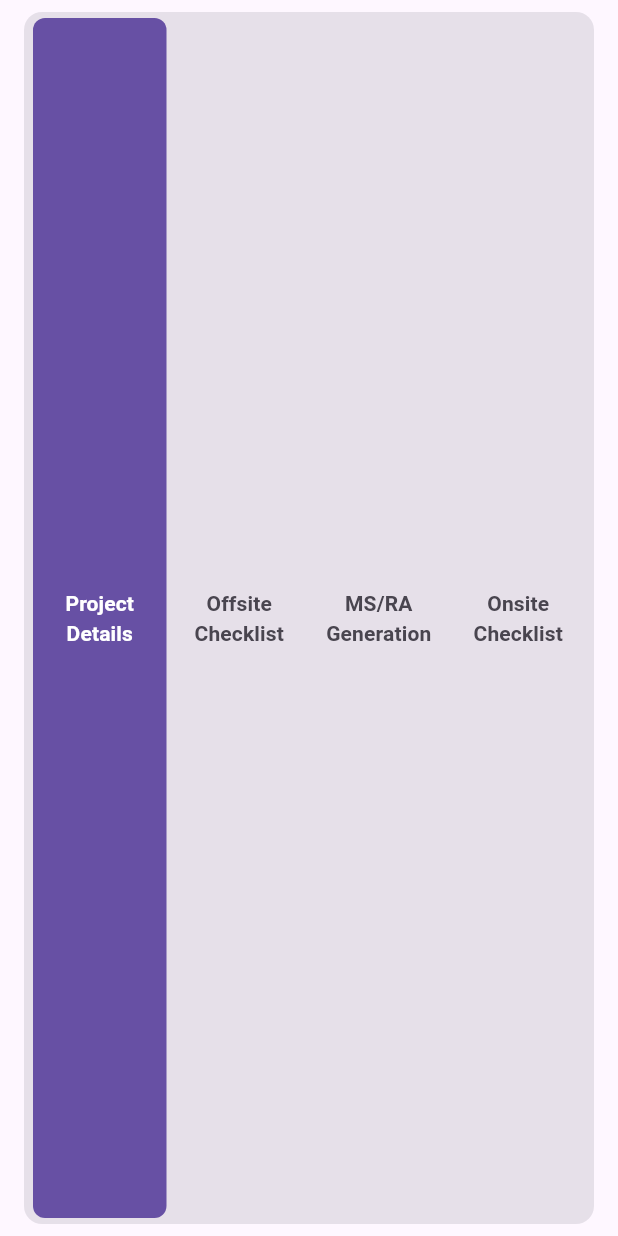
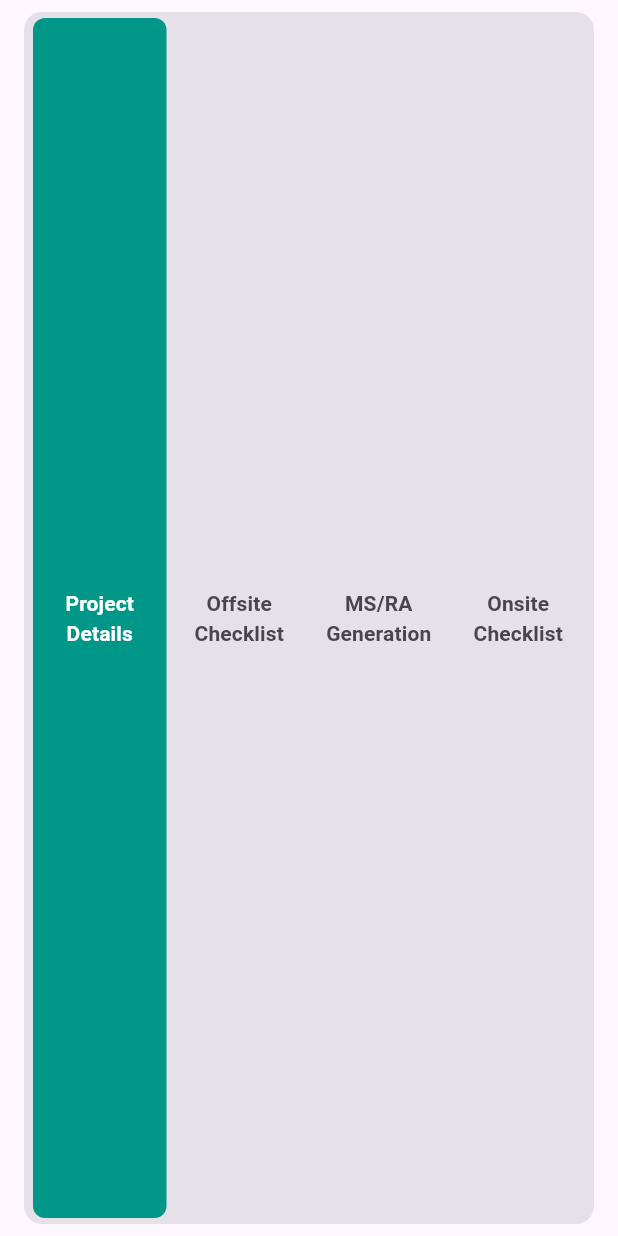
Before and after one commit to Capstone-SUTD/Mobile, a Flutter app: the ProjectTabWidget widget shown alone on an empty page, opened directly with empty values, on a phone screen of 412 x 824 dp. Run offline on Flutter 3.47's test engine with Material 3 defaults, Android fonts, the phone set to English and light mode, and no system bars; our stand-ins replace dio, file_picker, flutter_typeahead, open_file, shared_preferences; accounts and stored records are empty; network calls fail.

Commit message:
aethetics for project tab, offsite checklist, msra gen, opnsite checklist

```diff
--- a/capstone_app/lib/web_common/offsite_checklist_widget.dart
+++ b/capstone_app/lib/web_common/offsite_checklist_widget.dart
@@ -198,7 +198,10 @@ class _OffsiteChecklistWidgetState extends State<OffsiteChecklistWidget> {
   @override
   Widget build(BuildContext context) {
     return Scaffold(
-      appBar: AppBar(title: const Text("Offsite Checklist")),
+      appBar: AppBar(title: const Text("Offsite Checklist"),
+      backgroundColor: Colors.teal,
+      foregroundColor: Colors.white,
+      ),
       body: SizedBox(
         width: 1200,
         height: MediaQuery.of(context).size.height * 0.92,
--- a/capstone_app/lib/web_common/project_tab_widget.dart
+++ b/capstone_app/lib/web_common/project_tab_widget.dart
@@ -61,7 +61,7 @@ class ProjectTabWidget extends StatelessWidget {
                 horizontal: isSmallScreen ? 4 : 8,
               ),
               decoration: BoxDecoration(
-                color: isSelected ? theme.colorScheme.primary : Colors.transparent,
+                color: isSelected ? Colors.teal : Colors.transparent,
                 borderRadius: BorderRadius.circular(8),
               ),
               alignment: Alignment.center,
--- a/capstone_app/lib/web_screens/msra_generation_screen.dart
+++ b/capstone_app/lib/web_screens/msra_generation_screen.dart
@@ -217,7 +217,7 @@ Future<List<Stakeholder>> _fetchUpdatedStakeholders() async {
   @override
   Widget build(BuildContext context) {
     return Scaffold(
-      appBar: AppBar(title: const Text("MS/RA Generation")),
+      appBar: AppBar(title: const Text("MS/RA Generation"), backgroundColor: Colors.teal, foregroundColor: Colors.white,),
       body: Padding(
         padding: const EdgeInsets.all(16.0),
         child: Column(
--- a/capstone_app/lib/web_screens/onsite_checklist_screen.dart
+++ b/capstone_app/lib/web_screens/onsite_checklist_screen.dart
@@ -357,6 +357,8 @@ class _OnsiteChecklistScreenState extends State<OnsiteChecklistScreen> {
     return Scaffold(
       appBar: AppBar(
         title: const Text("Onsite Checklist"),
+        backgroundColor: Colors.teal,
+        foregroundColor: Colors.white,
       ),
       body: _isLoading
           ? const Center(child: CircularProgressIndicator())
```
